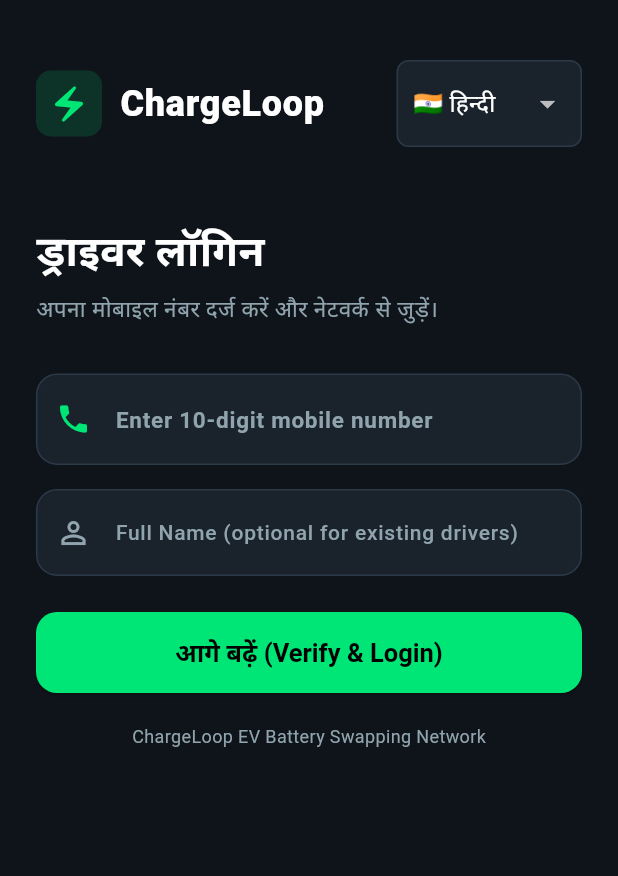
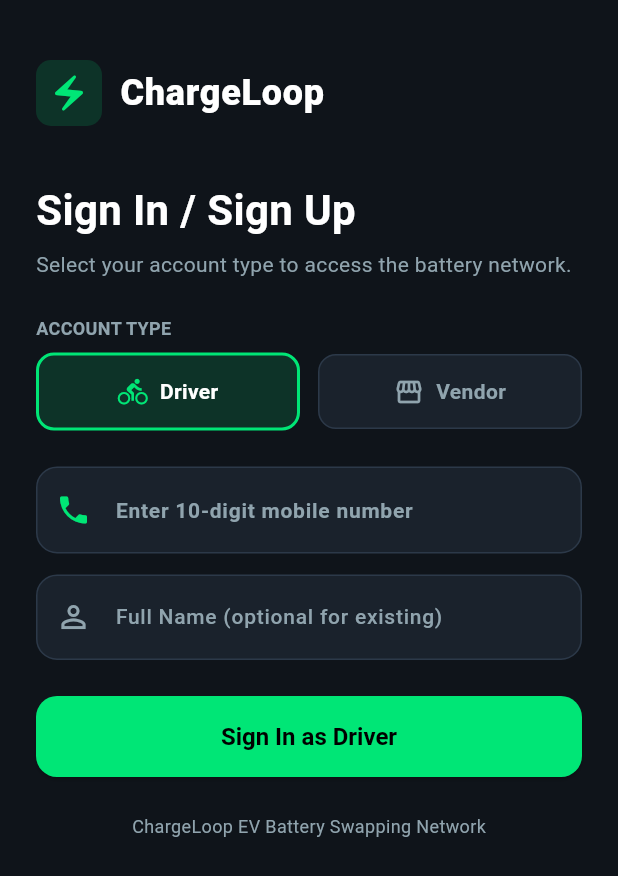
Before and after one commit to sambeetdas/charge-loop, a Flutter app: the screen it shows after launch, on a phone screen of 412 x 824 dp. Shown: the top 876 px of the screen. Run offline on Flutter 3.47's test engine with Material 3 defaults, Android fonts, the phone set to English and light mode, and no system bars.

Commit message:
feat: add role-based sign-in for Driver and Vendor, add Vendor Profile, remove top mode bar, language selector, and bay grid

```diff
--- a/mobile/lib/models/models.dart
+++ b/mobile/lib/models/models.dart
@@ -67,6 +67,41 @@ class DriverProfile {
       token: json['token'] ?? '',
       kycStatus: json['kycStatus'] ?? 0,
       walletBalance: (json['walletBalance'] as num?)?.toDouble() ?? 0.0,
+    );
+  }
+}
+
+class VendorProfile {
+  final String id;
+  final String phoneNumber;
+  final String fullName;
+  final String businessName;
+  final String token;
+  final double walletBalance;
+  final String? upiId;
+  final String? bankAccountNumber;
+
+  VendorProfile({
+    required this.id,
+    required this.phoneNumber,
+    required this.fullName,
+    required this.businessName,
+    required this.token,
+    required this.walletBalance,
+    this.upiId,
+    this.bankAccountNumber,
+  });
+
+  factory VendorProfile.fromJson(Map<String, dynamic> json) {
+    return VendorProfile(
+      id: json['vendorId'] ?? json['id'] ?? '',
+      phoneNumber: json['phoneNumber'] ?? '',
+      fullName: json['fullName'] ?? 'Vendor',
+      businessName: json['businessName'] ?? 'Station Partner',
+      token: json['token'] ?? '',
+      walletBalance: (json['walletBalance'] as num?)?.toDouble() ?? 0.0,
+      upiId: json['upiId'],
+      bankAccountNumber: json['bankAccountNumber'],
     );
   }
 }
--- a/mobile/lib/screens/auth_screen.dart
+++ b/mobile/lib/screens/auth_screen.dart
@@ -2,6 +2,7 @@ import 'package:flutter/material.dart';
 import '../core/theme/app_theme.dart';
 import '../core/network/api_client.dart';
 import 'home_screen.dart';
+import 'vendor_home_screen.dart';
 
 class AuthScreen extends StatefulWidget {
   const AuthScreen({Key? key}) : super(key: key);
@@ -13,12 +14,15 @@ class AuthScreen extends StatefulWidget {
 class _AuthScreenState extends State<AuthScreen> {
   final TextEditingController _phoneController = TextEditingController();
   final TextEditingController _nameController = TextEditingController();
+  final TextEditingController _businessController = TextEditingController();
+
+  String _selectedRole = 'driver'; // 'driver' or 'vendor'
   bool _isLoading = false;
-  String _selectedLanguage = 'hi';
 
   void _login() async {
     final phone = _phoneController.text.trim().replaceAll(' ', '');
     final name = _nameController.text.trim();
+    final business = _businessController.text.trim();
 
     if (phone.isEmpty || phone.length < 10) {
       ScaffoldMessenger.of(context).showSnackBar(
@@ -29,7 +33,9 @@ class _AuthScreenState extends State<AuthScreen> {
 
     setState(() => _isLoading = true);
     final client = ApiClient();
+
     try {
+      if (_selectedRole == 'driver') {
         final profile = await client.authenticate(phone, name: name.isEmpty ? null : name);
         setState(() => _isLoading = false);
 
@@ -38,6 +44,21 @@ class _AuthScreenState extends State<AuthScreen> {
             context,
             MaterialPageRoute(builder: (_) => HomeScreen(profile: profile)),
           );
+        }
+      } else {
+        final vendor = await client.authenticateVendor(
+          phone,
+          name: name.isEmpty ? null : name,
+          businessName: business.isEmpty ? null : business,
+        );
+        setState(() => _isLoading = false);
+
+        if (mounted) {
+          Navigator.pushReplacement(
+            context,
+            MaterialPageRoute(builder: (_) => VendorHomeScreen(vendor: vendor)),
+          );
+        }
       }
     } catch (e) {
       setState(() => _isLoading = false);
@@ -54,14 +75,12 @@ class _AuthScreenState extends State<AuthScreen> {
     return Scaffold(
       body: SafeArea(
         child: SingleChildScrollView(
-          padding: const EdgeInsets.symmetric(horizontal: 24.0, vertical: 20.0),
+          padding: const EdgeInsets.symmetric(horizontal: 24.0, vertical: 24.0),
           child: Column(
             crossAxisAlignment: CrossAxisAlignment.start,
             children: [
-              const SizedBox(height: 20),
-              Row(
-                mainAxisAlignment: MainAxisAlignment.spaceBetween,
-                children: [
+              const SizedBox(height: 16),
+              // Brand Logo
               Row(
                 children: [
                   Container(
@@ -84,51 +103,100 @@ class _AuthScreenState extends State<AuthScreen> {
                   ),
                 ],
               ),
-                  // Vernacular Language Switcher
-                  Container(
-                    padding: const EdgeInsets.symmetric(horizontal: 10, vertical: 4),
+              const SizedBox(height: 36),
+
+              const Text(
+                'Sign In / Sign Up',
+                style: TextStyle(
+                  fontSize: 28,
+                  fontWeight: FontWeight.bold,
+                  color: AppColors.textPrimary,
+                ),
+              ),
+              const SizedBox(height: 6),
+              const Text(
+                'Select your account type to access the battery network.',
+                style: TextStyle(
+                  fontSize: 14,
+                  color: AppColors.textSecondary,
+                  height: 1.4,
+                ),
+              ),
+              const SizedBox(height: 24),
+
+              // Account Role Selection
+              const Text(
+                'ACCOUNT TYPE',
+                style: TextStyle(fontSize: 12, fontWeight: FontWeight.bold, color: AppColors.textSecondary),
+              ),
+              const SizedBox(height: 8),
+              Row(
+                children: [
+                  Expanded(
+                    child: GestureDetector(
+                      onTap: () => setState(() => _selectedRole = 'driver'),
+                      child: Container(
+                        padding: const EdgeInsets.symmetric(vertical: 14),
                         decoration: BoxDecoration(
-                      color: AppColors.surface,
-                      borderRadius: BorderRadius.circular(8),
-                      border: Border.all(color: AppColors.border),
+                          color: _selectedRole == 'driver' ? AppColors.neonGreen.withOpacity(0.15) : AppColors.surface,
+                          borderRadius: BorderRadius.circular(12),
+                          border: Border.all(
+                            color: _selectedRole == 'driver' ? AppColors.neonGreen : AppColors.border,
+                            width: _selectedRole == 'driver' ? 2 : 1,
                           ),
-                    child: DropdownButtonHideUnderline(
-                      child: DropdownButton<String>(
-                        value: _selectedLanguage,
-                        dropdownColor: AppColors.surface,
-                        items: const [
-                          DropdownMenuItem(value: 'hi', child: Text('🇮🇳 हिन्दी')),
-                          DropdownMenuItem(value: 'en', child: Text('🇬🇧 English')),
+                        ),
+                        child: Row(
+                          mainAxisAlignment: MainAxisAlignment.center,
+                          children: [
+                            Icon(Icons.directions_bike, color: _selectedRole == 'driver' ? AppColors.neonGreen : AppColors.textSecondary, size: 20),
+                            const SizedBox(width: 8),
+                            Text(
+                              'Driver',
+                              style: TextStyle(
+                                fontWeight: FontWeight.bold,
+                                color: _selectedRole == 'driver' ? Colors.white : AppColors.textSecondary,
+                              ),
+                            ),
                           ],
-                        onChanged: (val) {
-                          if (val != null) setState(() => _selectedLanguage = val);
-                        },
+                        ),
+                      ),
+                    ),
+                  ),
+                  const SizedBox(width: 12),
+                  Expanded(
+                    child: GestureDetector(
+                      onTap: () => setState(() => _selectedRole = 'vendor'),
+                      child: Container(
+                        padding: const EdgeInsets.symmetric(vertical: 14),
+                        decoration: BoxDecoration(
+                          color: _selectedRole == 'vendor' ? AppColors.brightCyan.withOpacity(0.15) : AppColors.surface,
+                          borderRadius: BorderRadius.circular(12),
+                          border: Border.all(
+                            color: _selectedRole == 'vendor' ? AppColors.brightCyan : AppColors.border,
+                            width: _selectedRole == 'vendor' ? 2 : 1,
+                          ),
+                        ),
+                        child: Row(
+                          mainAxisAlignment: MainAxisAlignment.center,
+                          children: [
+                            Icon(Icons.storefront, color: _selectedRole == 'vendor' ? AppColors.brightCyan : AppColors.textSecondary, size: 20),
+                            const SizedBox(width: 8),
+                            Text(
+                              'Vendor',
+                              style: TextStyle(
+                                fontWeight: FontWeight.bold,
+                                color: _selectedRole == 'vendor' ? Colors.white : AppColors.textSecondary,
+                              ),
+                            ),
+                          ],
+                        ),
                       ),
                     ),
                   ),
                 ],
               ),
-              const SizedBox(height: 48),
-              Text(
-                _selectedLanguage == 'hi' ? 'ड्राइवर लॉगिन' : 'Driver Sign In',
-                style: const TextStyle(
-                  fontSize: 28,
-                  fontWeight: FontWeight.bold,
-                  color: AppColors.textPrimary,
-                ),
-              ),
-              const SizedBox(height: 8),
-              Text(
-                _selectedLanguage == 'hi'
-                    ? 'अपना मोबाइल नंबर दर्ज करें और नेटवर्क से जुड़ें।'
-                    : 'Enter your phone number to access your battery network.',
-                style: const TextStyle(
-                  fontSize: 15,
-                  color: AppColors.textSecondary,
-                  height: 1.4,
-                ),
-              ),
-              const SizedBox(height: 32),
+              const SizedBox(height: 24),
+
               // Mobile Number Input
               Container(
                 decoration: BoxDecoration(
@@ -139,18 +207,19 @@ class _AuthScreenState extends State<AuthScreen> {
                 child: TextField(
                   controller: _phoneController,
                   keyboardType: TextInputType.phone,
-                  style: const TextStyle(fontSize: 18, fontWeight: FontWeight.w600, color: Colors.white),
+                  style: const TextStyle(fontSize: 16, fontWeight: FontWeight.w600, color: Colors.white),
                   decoration: const InputDecoration(
                     prefixIcon: Icon(Icons.phone, color: AppColors.neonGreen),
                     border: InputBorder.none,
                     contentPadding: EdgeInsets.symmetric(horizontal: 16, vertical: 16),
                     hintText: 'Enter 10-digit mobile number',
-                    hintStyle: TextStyle(color: AppColors.textSecondary, fontSize: 15),
+                    hintStyle: TextStyle(color: AppColors.textSecondary, fontSize: 14),
                   ),
                 ),
               ),
-              const SizedBox(height: 16),
-              // Full Name Input (Optional if already registered in DB)
+              const SizedBox(height: 14),
+
+              // Name Input
               Container(
                 decoration: BoxDecoration(
                   color: AppColors.surface,
@@ -160,16 +229,41 @@ class _AuthScreenState extends State<AuthScreen> {
                 child: TextField(
                   controller: _nameController,
                   keyboardType: TextInputType.name,
-                  style: const TextStyle(fontSize: 16, fontWeight: FontWeight.w500, color: Colors.white),
+                  style: const TextStyle(fontSize: 15, fontWeight: FontWeight.w500, color: Colors.white),
+                  decoration: InputDecoration(
+                    prefixIcon: const Icon(Icons.person_outline, color: AppColors.textSecondary),
+                    border: InputBorder.none,
+                    contentPadding: const EdgeInsets.symmetric(horizontal: 16, vertical: 16),
+                    hintText: _selectedRole == 'driver' ? 'Full Name (optional for existing)' : 'Contact Person Full Name',
+                    hintStyle: const TextStyle(color: AppColors.textSecondary, fontSize: 14),
+                  ),
+                ),
+              ),
+
+              // Additional Business Name Input for Vendor
+              if (_selectedRole == 'vendor') ...[
+                const SizedBox(height: 14),
+                Container(
+                  decoration: BoxDecoration(
+                    color: AppColors.surface,
+                    borderRadius: BorderRadius.circular(14),
+                    border: Border.all(color: AppColors.border),
+                  ),
+                  child: TextField(
+                    controller: _businessController,
+                    keyboardType: TextInputType.text,
+                    style: const TextStyle(fontSize: 15, fontWeight: FontWeight.w500, color: Colors.white),
                     decoration: const InputDecoration(
-                    prefixIcon: Icon(Icons.person_outline, color: AppColors.textSecondary),
+                      prefixIcon: Icon(Icons.business, color: AppColors.textSecondary),
                       border: InputBorder.none,
                       contentPadding: EdgeInsets.symmetric(horizontal: 16, vertical: 16),
-                    hintText: 'Full Name (optional for existing drivers)',
+                      hintText: 'Station or Business Name',
                       hintStyle: TextStyle(color: AppColors.textSecondary, fontSize: 14),
                     ),
                   ),
                 ),
+              ],
+
               const SizedBox(height: 24),
               ElevatedButton(
                 onPressed: _isLoading ? null : _login,
@@ -180,11 +274,11 @@ class _AuthScreenState extends State<AuthScreen> {
                         child: CircularProgressIndicator(color: Colors.black, strokeWidth: 2.5),
                       )
                     : Text(
-                        _selectedLanguage == 'hi' ? 'आगे बढ़ें (Verify & Login)' : 'Verify & Continue',
-                        style: const TextStyle(fontSize: 17, fontWeight: FontWeight.bold),
+                        _selectedRole == 'driver' ? 'Sign In as Driver' : 'Sign In as Vendor',
+                        style: const TextStyle(fontSize: 16, fontWeight: FontWeight.bold),
                       ),
               ),
-              const SizedBox(height: 20),
+              const SizedBox(height: 24),
               const Center(
                 child: Text(
                   'ChargeLoop EV Battery Swapping Network',
```
Also changed, not shown: mobile/lib/core/network/api_client.dart (+19 -0 lines), mobile/lib/screens/vendor_home_screen.dart (added, +333 -0 lines), 6 other files. Lines whose indentation alone changed are shown as unchanged.
